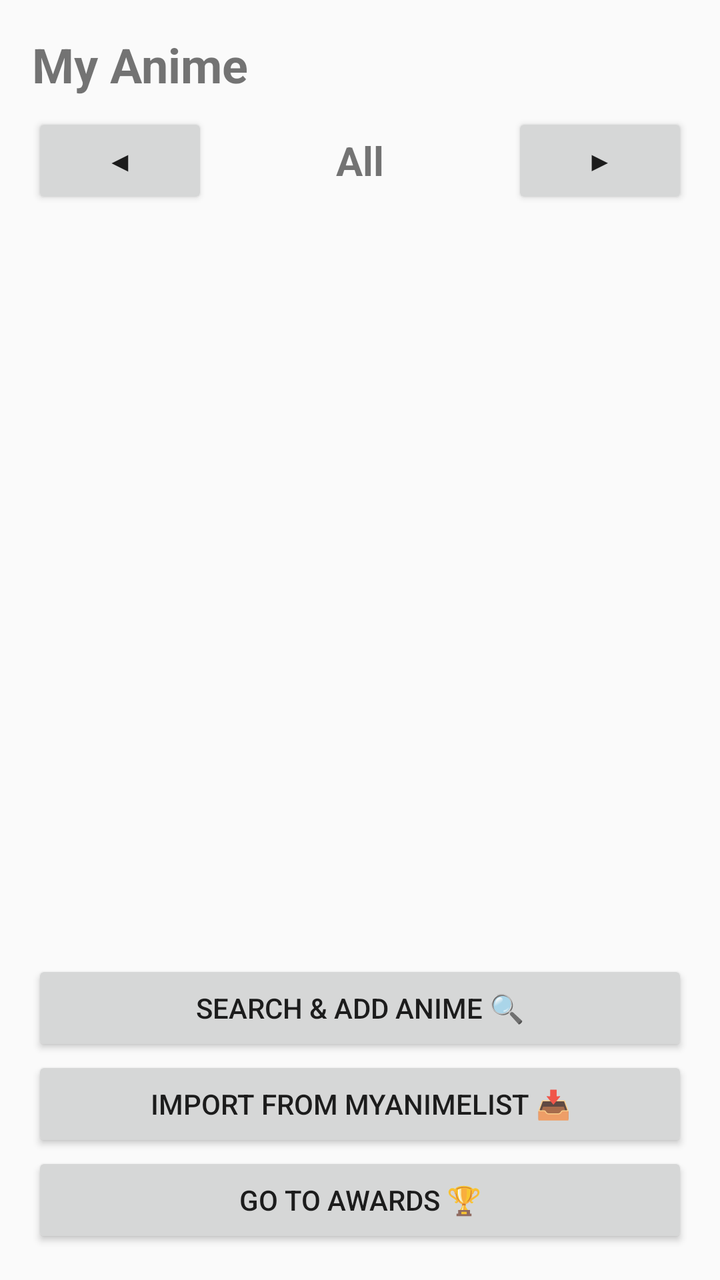
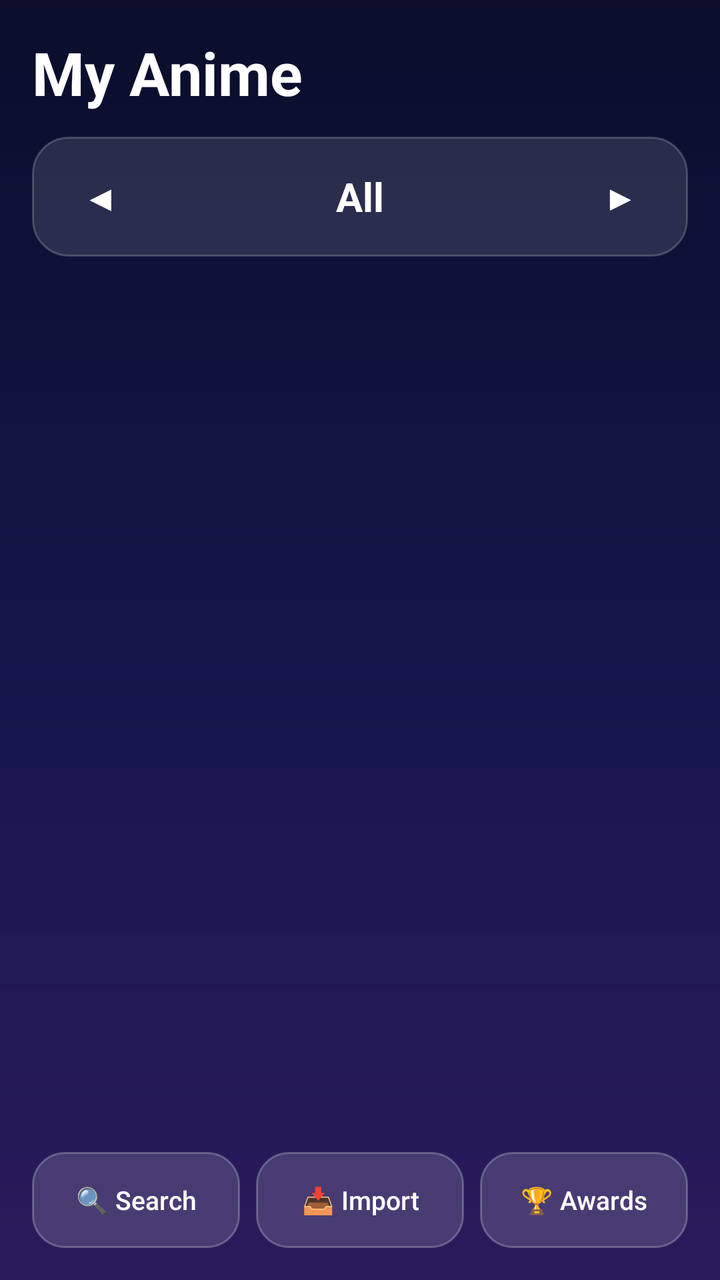

An Android layout rendered at two revisions. The XML below is the earlier revision; the diff shows what the commit changed to produce the second picture.
<!-- AndroidManifest.xml: application theme Theme.AnimeAwards -->
<!-- res/layout/activity_main.xml -->
<?xml version="1.0" encoding="utf-8"?>
<LinearLayout xmlns:android="http://schemas.android.com/apk/res/android"
    android:layout_width="match_parent"
    android:layout_height="match_parent"
    android:orientation="vertical"
    android:padding="16dp">

    <TextView
        android:layout_width="wrap_content"
        android:layout_height="wrap_content"
        android:text="My Anime"
        android:textSize="24sp"
        android:textStyle="bold" />

    <LinearLayout
        android:layout_width="match_parent"
        android:layout_height="wrap_content"
        android:layout_marginTop="8dp"
        android:gravity="center_vertical"
        android:orientation="horizontal">

        <Button
            android:id="@+id/mainPrevYear"
            android:layout_width="wrap_content"
            android:layout_height="wrap_content"
            android:text="◀" />

        <TextView
            android:id="@+id/mainYearText"
            android:layout_width="0dp"
            android:layout_height="wrap_content"
            android:layout_weight="1"
            android:gravity="center"
            android:text="All"
            android:textSize="20sp"
            android:textStyle="bold" />

        <Button
            android:id="@+id/mainNextYear"
            android:layout_width="wrap_content"
            android:layout_height="wrap_content"
            android:text="▶" />
    </LinearLayout>

    <TextView
        android:id="@+id/mainCountText"
        android:layout_width="match_parent"
        android:layout_height="wrap_content"
        android:gravity="center"
        android:text="" />

    <androidx.recyclerview.widget.RecyclerView
        android:id="@+id/animeRecycler"
        android:layout_width="match_parent"
        android:layout_height="0dp"
        android:layout_marginTop="8dp"
        android:layout_weight="1" />

    <Button
        android:id="@+id/searchButton"
        android:layout_width="match_parent"
        android:layout_height="wrap_content"
        android:text="Search &amp; Add Anime 🔍" />

    <Button
        android:id="@+id/importButton"
        android:layout_width="match_parent"
        android:layout_height="wrap_content"
        android:text="Import from MyAnimeList 📥" />

    <Button
        android:id="@+id/awardsButton"
        android:layout_width="match_parent"
        android:layout_height="wrap_content"
        android:text="Go to Awards 🏆" />

</LinearLayout>
<!-- resources referenced by this layout -->
<resources>
  <style name="Theme.AnimeAwards" parent="Theme.AppCompat.DayNight.NoActionBar">
          <item name="colorPrimary">#6750A4</item>
          <item name="colorPrimaryDark">#4F378B</item>
          <item name="colorAccent">#D0BCFF</item>
      </style>
</resources>

<!-- the commit's change to res/layout/activity_main.xml (unified diff, before → after) -->
@@ -9,18 +9,22 @@
         android:layout_width="wrap_content"
         android:layout_height="wrap_content"
         android:text="My Anime"
-        android:textSize="24sp"
+        android:textColor="@color/glass_text"
+        android:textSize="30sp"
         android:textStyle="bold" />
 
     <LinearLayout
         android:layout_width="match_parent"
         android:layout_height="wrap_content"
-        android:layout_marginTop="8dp"
+        android:layout_marginTop="12dp"
+        android:background="@drawable/bg_glass_card"
         android:gravity="center_vertical"
-        android:orientation="horizontal">
+        android:orientation="horizontal"
+        android:padding="6dp">
 
         <Button
             android:id="@+id/mainPrevYear"
+            style="@style/Widget.Glass.Arrow"
             android:layout_width="wrap_content"
             android:layout_height="wrap_content"
             android:text="◀" />
@@ -32,11 +36,13 @@
             android:layout_weight="1"
             android:gravity="center"
             android:text="All"
+            android:textColor="@color/glass_text"
             android:textSize="20sp"
             android:textStyle="bold" />
 
         <Button
             android:id="@+id/mainNextYear"
+            style="@style/Widget.Glass.Arrow"
             android:layout_width="wrap_content"
             android:layout_height="wrap_content"
             android:text="▶" />
@@ -46,32 +52,68 @@
         android:id="@+id/mainCountText"
         android:layout_width="match_parent"
         android:layout_height="wrap_content"
+        android:layout_marginTop="8dp"
         android:gravity="center"
-        android:text="" />
+        android:textColor="@color/glass_muted"
+        android:textSize="13sp" />
 
-    <androidx.recyclerview.widget.RecyclerView
-        android:id="@+id/animeRecycler"
+    <FrameLayout
         android:layout_width="match_parent"
         android:layout_height="0dp"
-        android:layout_marginTop="8dp"
-        android:layout_weight="1" />
+        android:layout_marginTop="4dp"
+        android:layout_weight="1">
 
-    <Button
-        android:id="@+id/searchButton"
+        <androidx.recyclerview.widget.RecyclerView
+            android:id="@+id/animeRecycler"
+            android:layout_width="match_parent"
+            android:layout_height="match_parent" />
+
+        <TextView
+            android:id="@+id/emptyText"
+            android:layout_width="wrap_content"
+            android:layout_height="wrap_content"
+            android:layout_gravity="center"
+            android:gravity="center"
+            android:padding="24dp"
+            android:text="Nothing here yet.\nTap Search or Import to add anime."
+            android:textColor="@color/glass_muted"
+            android:textSize="15sp"
+            android:visibility="gone" />
+    </FrameLayout>
+
+    <LinearLayout
         android:layout_width="match_parent"
         android:layout_height="wrap_content"
-        android:text="Search &amp; Add Anime 🔍" />
+        android:layout_marginTop="8dp"
+        android:orientation="horizontal">
 
-    <Button
-        android:id="@+id/importButton"
-        android:layout_width="match_parent"
-        android:layout_height="wrap_content"
-        android:text="Import from MyAnimeList 📥" />
+        <Button
+            android:id="@+id/searchButton"
+            android:layout_width="0dp"
+            android:layout_height="wrap_content"
+            android:layout_marginEnd="4dp"
+            android:layout_weight="1"
+            android:text="🔍 Search"
+            android:textSize="13sp" />
 
-    <Button
-        android:id="@+id/awardsButton"
-        android:layout_width="match_parent"
-        android:layout_height="wrap_content"
-        android:text="Go to Awards 🏆" />
+        <Button
+            android:id="@+id/importButton"
+            android:layout_width="0dp"
+            android:layout_height="wrap_content"
+            android:layout_marginStart="4dp"
+            android:layout_marginEnd="4dp"
+            android:layout_weight="1"
+            android:text="📥 Import"
+            android:textSize="13sp" />
+
+        <Button
+            android:id="@+id/awardsButton"
+            android:layout_width="0dp"
+            android:layout_height="wrap_content"
+            android:layout_marginStart="4dp"
+            android:layout_weight="1"
+            android:text="🏆 Awards"
+            android:textSize="13sp" />
+    </LinearLayout>
 
 </LinearLayout>
<!-- resource entries referenced after the edit -->
@@ -1,9 +1,78 @@
 <!-- resources referenced by this layout -->
 <resources>
-  <style name="Theme.AnimeAwards" parent="Theme.AppCompat.DayNight.NoActionBar">
+  <color name="glass_muted">#B9BBE0</color>
+  <color name="glass_text">#FFFFFF</color>
+  <!-- drawable bg_glass_card (drawable) -->
+  <?xml version="1.0" encoding="utf-8"?>
+  <shape xmlns:android="http://schemas.android.com/apk/res/android"
+      android:shape="rectangle">
+      <solid android:color="#1FFFFFFF" />
+      <stroke android:width="1dp" android:color="#33FFFFFF" />
+      <corners android:radius="18dp" />
+  </shape>
+  <style name="Widget.Glass.Arrow" parent="Widget.AppCompat.Button">
+          <item name="android:background">@drawable/bg_arrow</item>
+          <item name="android:textColor">@color/glass_text</item>
+          <item name="android:textSize">18sp</item>
+          <item name="android:minHeight">48dp</item>
+          <item name="android:minWidth">56dp</item>
+          <item name="android:stateListAnimator">@null</item>
+      </style>
+  <style name="Theme.AnimeAwards" parent="Theme.AppCompat.NoActionBar">
           <item name="colorPrimary">#6750A4</item>
-          <item name="colorPrimaryDark">#4F378B</item>
-          <item name="colorAccent">#D0BCFF</item>
+          <item name="colorPrimaryDark">@color/night_top</item>
+          <item name="colorAccent">#B8A6FF</item>
+          <item name="colorControlNormal">@color/glass_muted</item>
+          <item name="android:windowBackground">@drawable/bg_night</item>
+          <item name="android:statusBarColor">@color/night_top</item>
+          <item name="android:navigationBarColor">@color/night_bottom</item>
+          <item name="android:textColorHint">#8E90B8</item>
+          <item name="buttonStyle">@style/Widget.Glass.Button</item>
       </style>
+  <!-- drawable bg_arrow (drawable) -->
+  <?xml version="1.0" encoding="utf-8"?>
+  <ripple xmlns:android="http://schemas.android.com/apk/res/android"
+      android:color="#40FFFFFF">
+      <item android:id="@android:id/mask">
+          <shape android:shape="oval">
+              <solid android:color="#FFFFFFFF" />
+          </shape>
+      </item>
+  </ripple>
+  <color name="night_top">#0B0D2B</color>
+  <!-- drawable bg_night (drawable) -->
+  <?xml version="1.0" encoding="utf-8"?>
+  <shape xmlns:android="http://schemas.android.com/apk/res/android"
+      android:shape="rectangle">
+      <gradient
+          android:angle="270"
+          android:startColor="@color/night_top"
+          android:centerColor="@color/night_mid"
+          android:endColor="@color/night_bottom"
+          android:type="linear" />
+  </shape>
+  <color name="night_bottom">#2B1A5C</color>
+  <style name="Widget.Glass.Button" parent="Widget.AppCompat.Button">
+          <item name="android:background">@drawable/bg_glass_button</item>
+          <item name="android:textColor">@color/glass_text</item>
+          <item name="android:textAllCaps">false</item>
+          <item name="android:textSize">15sp</item>
+          <item name="android:minHeight">48dp</item>
+          <item name="android:minWidth">48dp</item>
+          <item name="android:stateListAnimator">@null</item>
+      </style>
+  <color name="night_mid">#14164A</color>
+  <!-- drawable bg_glass_button (drawable) -->
+  <?xml version="1.0" encoding="utf-8"?>
+  <ripple xmlns:android="http://schemas.android.com/apk/res/android"
+      android:color="#40FFFFFF">
+      <item>
+          <shape android:shape="rectangle">
+              <solid android:color="#26FFFFFF" />
+              <stroke android:width="1dp" android:color="#40FFFFFF" />
+              <corners android:radius="16dp" />
+          </shape>
+      </item>
+  </ripple>
 </resources>
 
